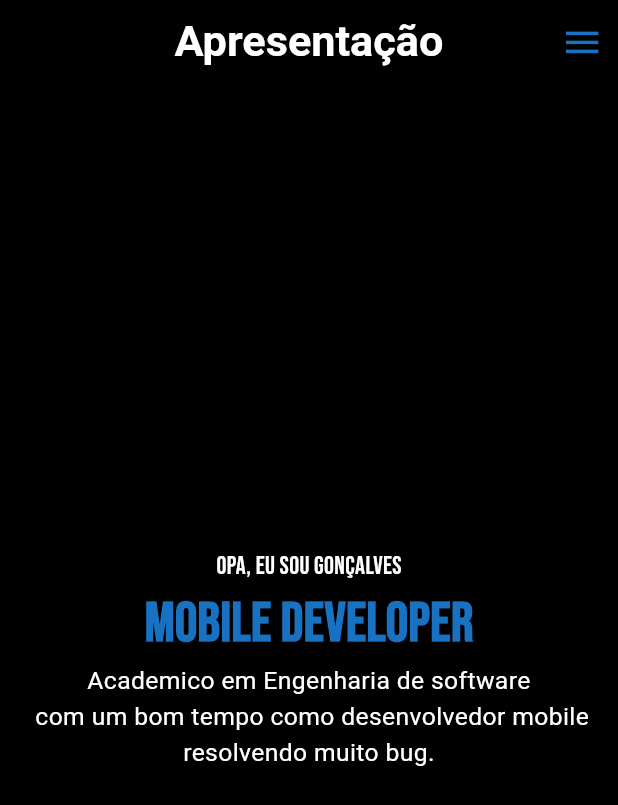
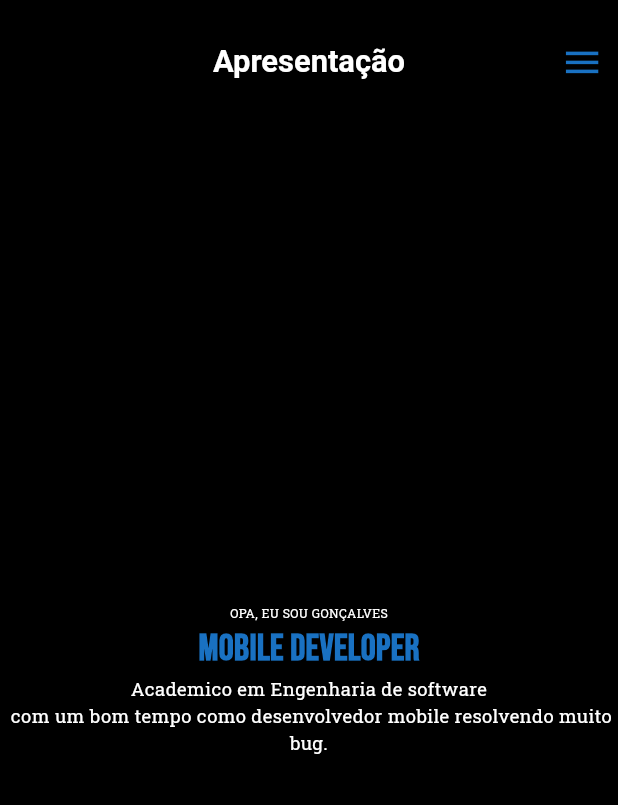
Before and after one commit to JoseGoncalvess/flutter-portifolio, a Flutter app: the screen it shows after launch, on a phone screen of 412 x 824 dp. Shown: the top 805 px of the screen. Run offline on Flutter 3.47's test engine with Material 3 defaults, Android fonts, the phone set to English and light mode, and no system bars; our stand-ins replace dio, flutter_svg, google_fonts; network calls fail.

Commit message:
feat: Respanssivel desktop version

```diff
--- a/lib/core/components/apresetation_widget.dart
+++ b/lib/core/components/apresetation_widget.dart
@@ -8,11 +8,13 @@ class ApresetationWidget extends StatefulWidget {
     required this.nameTitle,
     required this.position,
     required this.description,
+    required this.constexParent,
   });
 
   final String nameTitle;
   final String position;
   final String description;
+  final BoxConstraints constexParent;
 
   @override
   State<ApresetationWidget> createState() => _ApresetationWidgetState();
@@ -28,25 +30,34 @@ class _ApresetationWidgetState extends State<ApresetationWidget> {
         children: [
           Text(
             widget.nameTitle,
-            style: GoogleFonts.bebasNeue(
+            style: GoogleFonts.robotoSlab(
               color: Colors.white,
-              fontSize: MediaQuery.sizeOf(context).width * 0.04,
+              fontSize:
+                  MediaQuery.sizeOf(context).width > 360
+                      ? widget.constexParent.maxWidth * 0.02
+                      : MediaQuery.sizeOf(context).width * 0.04,
             ),
           ),
           Text(
             widget.position,
             style: GoogleFonts.bebasNeue(
               color: prymariColor,
-              fontSize: MediaQuery.sizeOf(context).width * 0.09,
+              fontSize:
+                  MediaQuery.sizeOf(context).width > 360
+                      ? widget.constexParent.maxWidth * 0.06
+                      : MediaQuery.sizeOf(context).width * 0.09,
               fontWeight: FontWeight.bold,
             ),
           ),
           Text(
             widget.description,
             textAlign: TextAlign.center,
-            style: GoogleFonts.roboto(
+            style: GoogleFonts.robotoSlab(
               color: Colors.white,
-              fontSize: MediaQuery.sizeOf(context).width * 0.04,
+              fontSize:
+                  MediaQuery.sizeOf(context).width > 360
+                      ? widget.constexParent.maxWidth * 0.03
+                      : MediaQuery.sizeOf(context).width * 0.04,
             ),
           ),
         ],
--- a/lib/core/components/custom__app_bar.dart
+++ b/lib/core/components/custom__app_bar.dart
@@ -3,15 +3,22 @@ import 'package:google_fonts/google_fonts.dart';
 import 'package:portifolio/core/app.constants.dart';
 
 class CustomAppBar extends StatefulWidget implements PreferredSizeWidget {
-  const CustomAppBar({super.key, this.titlePage = "", this.ontap});
+  const CustomAppBar({
+    super.key,
+    this.titlePage = "",
+    this.ontap,
+    required this.context,
+  });
   final String titlePage;
   final Function()? ontap;
+  final BuildContext context;
 
   @override
   State<CustomAppBar> createState() => CustomAppBarState();
 
   @override
-  Size get preferredSize => Size.fromHeight(kToolbarHeight);
+  Size get preferredSize =>
+      Size.fromHeight(MediaQuery.sizeOf(context).height * 0.1);
 }
 
 class CustomAppBarState extends State<CustomAppBar> {
@@ -29,6 +36,7 @@ class CustomAppBarState extends State<CustomAppBar> {
   Widget build(BuildContext context) {
     return AppBar(
       backgroundColor: backgroudColor,
+      toolbarHeight: MediaQuery.sizeOf(context).height * 0.1,
       title: AnimatedSwitcher(
         duration: Duration(milliseconds: 200),
         switchInCurve: Curves.decelerate,
@@ -41,7 +49,7 @@ class CustomAppBarState extends State<CustomAppBar> {
           widget.titlePage,
           style: GoogleFonts.roboto(
             color: Colors.white,
-            fontSize: MediaQuery.sizeOf(context).width * 0.07,
+            fontSize: MediaQuery.sizeOf(context).width * 0.05,
             fontWeight: FontWeight.bold,
           ),
         ),
```
Also changed, not shown: lib/core/components/about_widget.dart (+50 -2 lines), lib/pages/home/home_view.dart (+11 -3 lines).
